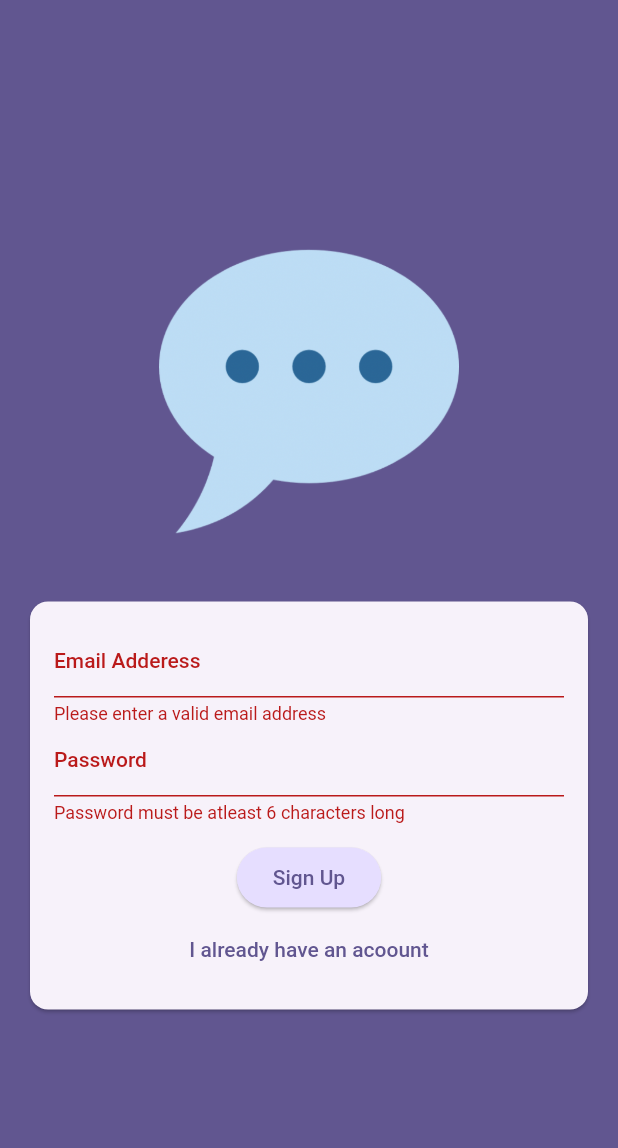
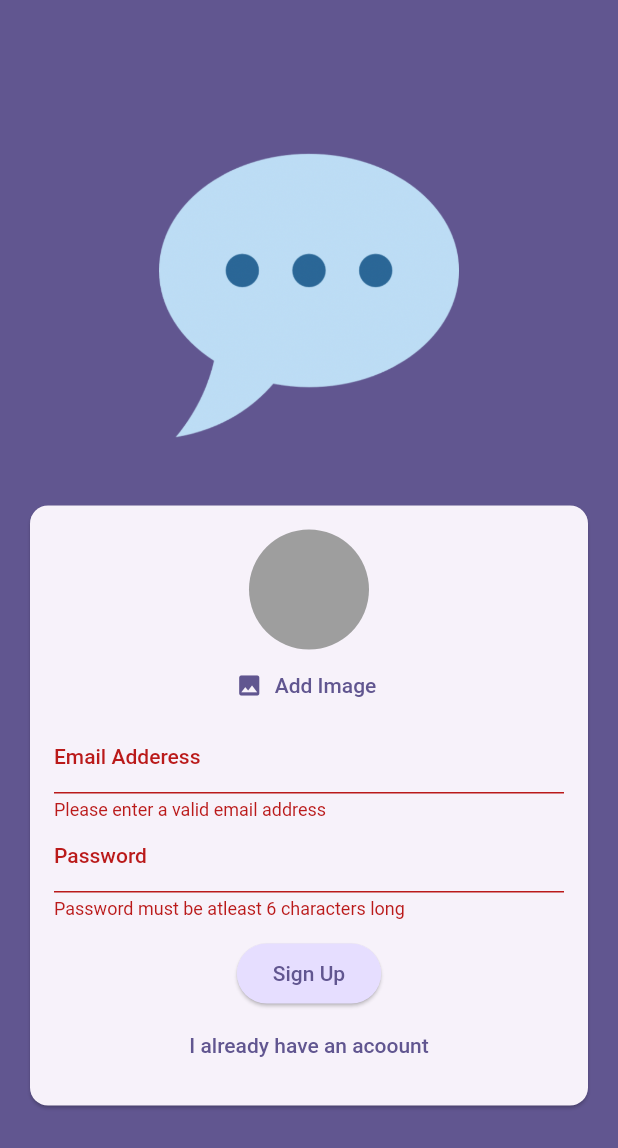
Before and after one commit to patilrajvardhan27/CHAT-APP, a Flutter app: the screen it shows after launch, after a tap on "Login", after a tap on "Create an Account", on a phone screen of 412 x 824 dp. Shown: the top 1148 px of the screen. Run offline on Flutter 3.47's test engine with Material 2 defaults, Android fonts, the phone set to English and light mode, and no system bars; our stand-ins replace firebase_auth, firebase_core, firebase_storage, image_picker; accounts and stored records are empty.

Commit message:
image upload for user profile using firebase

```diff
--- a/lib/screens/auth.dart
+++ b/lib/screens/auth.dart
@@ -1,5 +1,8 @@
+import 'package:chatapp/widgets/user_image_picker.dart';
+import 'package:firebase_storage/firebase_storage.dart';
 import 'package:flutter/material.dart';
 import 'package:firebase_auth/firebase_auth.dart';
+import 'dart:io';
 
 final _firebase = FirebaseAuth.instance;
 
@@ -17,12 +20,15 @@ class _AuthScreenState extends State<AuthScreen> {
   var _isLogin = true;
   var enteredEmail = '';
   var enterPassw = '';
+  File? _selectedImage;
 
   Future<void> _Submit() async {
     final isValid = _formKey.currentState!.validate();
-    if (!isValid) {
+    if (!isValid || !_isLogin && _selectedImage == null) {
+      // show error message ...
       return;
     }
+
     _formKey.currentState!.save();
     try {
       if (_isLogin) {
@@ -31,6 +37,15 @@ class _AuthScreenState extends State<AuthScreen> {
       } else {
         final userCredentials = await _firebase.createUserWithEmailAndPassword(
             email: enteredEmail, password: enterPassw);
+
+        final storageRef = FirebaseStorage.instance
+            .ref()
+            .child('user_images')
+            .child('${userCredentials.user!.uid}.jpg');
+
+        storageRef.putFile(_selectedImage!);
+        final imageUrl = await storageRef.getDownloadURL();
+        print(imageUrl);
       }
     } on FirebaseAuthException catch (error) {
       if (error.code == 'email-already-in-use') {
@@ -72,6 +87,10 @@ class _AuthScreenState extends State<AuthScreen> {
                   child: Column(
                     mainAxisSize: MainAxisSize.min,
                     children: [
+                      if (!_isLogin)
+                        UserImagePicker(onPickImage: (pickedImage) {
+                          _selectedImage = pickedImage;
+                        }),
                       TextFormField(
                         decoration:
                             InputDecoration(labelText: 'Email Adderess'),
--- /dev/null
+++ b/lib/widgets/user_image_picker.dart
@@ -0,0 +1,51 @@
+import 'package:firebase_auth/firebase_auth.dart';
+import 'package:flutter/material.dart';
+import 'package:image_picker/image_picker.dart';
+import 'dart:io';
+
+class UserImagePicker extends StatefulWidget {
+  const UserImagePicker ({
+    super.key,
+    required this.onPickImage,
+});
+
+  final void Function(File pickedImage) onPickImage;
+
+  @override
+  State<UserImagePicker> createState() => _UserImagePickerState();
+}
+
+class _UserImagePickerState extends State<UserImagePicker> {
+
+  File ? _pickedImageFile;
+
+  void _pickImage() async{
+    final pickedImage = await ImagePicker().pickImage(source: ImageSource.camera, imageQuality: 50,maxWidth: 150);
+
+    if(pickedImage == null){
+      return;
+    }
+    setState(() {
+      _pickedImageFile = File(pickedImage.path);
+    });
+  widget.onPickImage(_pickedImageFile!);
+  }
+
+  @override
+  Widget build(BuildContext context) {
+    return Column(
+      children: [
+        CircleAvatar(
+          radius: 40,
+          backgroundColor: Colors.grey,
+          foregroundImage : _pickedImageFile != null ? FileImage(_pickedImageFile!) : null,
+        ),
+        TextButton.icon(onPressed: _pickImage, icon: const Icon(Icons.image),
+        label: Text('Add Image' , style: TextStyle(
+          color: Theme.of(context).colorScheme.primary,
+        ),),
+        )
+      ],
+    );
+  }
+}
--- a/pubspec.yaml
+++ b/pubspec.yaml
@@ -37,6 +37,8 @@ dependencies:
   cupertino_icons: ^1.0.2
   firebase_core: ^2.12.0
   firebase_auth: ^4.6.0
+  firebase_storage: ^11.2.0
+  image_picker: ^0.8.7+5
 
 dev_dependencies:
   flutter_test:
```
Also changed, not shown: pubspec.lock, 1 other file.
